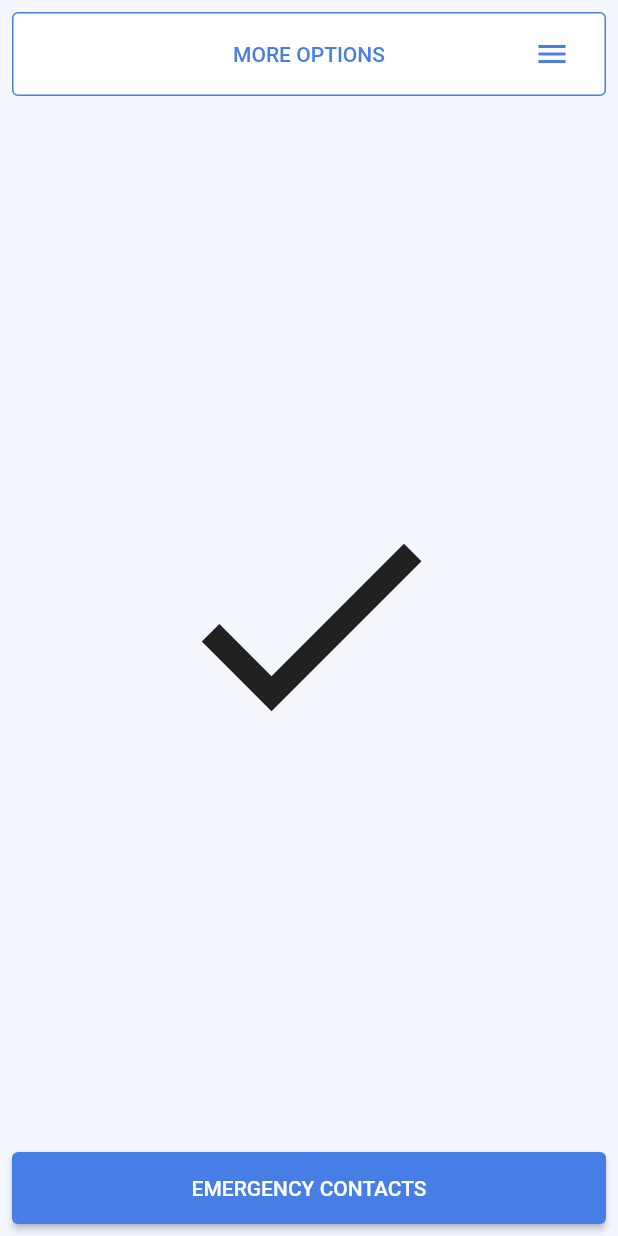
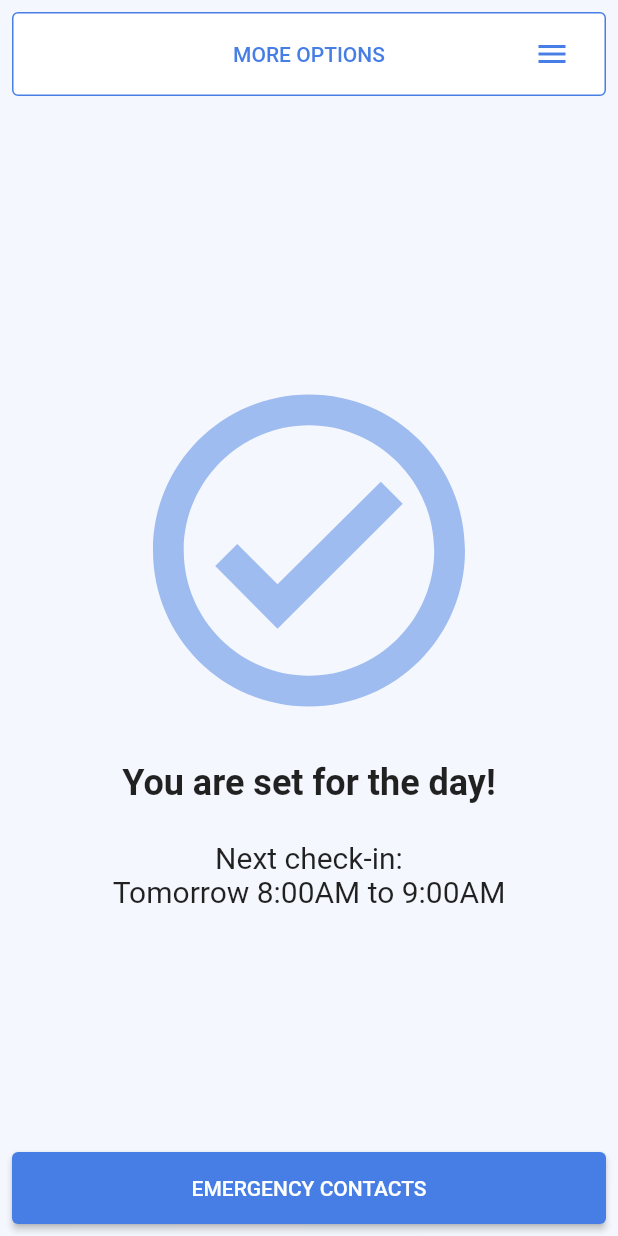
Before and after one commit to TeoVogel/Personal-Safety, a Flutter app: the screen it shows after launch, on a phone screen of 412 x 824 dp. Run offline on Flutter 3.47's test engine with Material 2 defaults, Android fonts, the phone set to English and light mode, and no system bars; our stand-ins replace flutter_local_notifications.

Commit message:
Mockup text homescreen

```diff
--- a/lib/screens/homescreen/homescreen.dart
+++ b/lib/screens/homescreen/homescreen.dart
@@ -1,6 +1,7 @@
 import 'package:flutter/material.dart';
 import 'package:personal_safety/screens/emergency_contacts/emergency_contacts.dart';
 import 'package:personal_safety/screens/homescreen/homescreen_drawer.dart';
+import 'package:personal_safety/theme/colors.dart';
 
 class HomeScreen extends StatelessWidget {
   const HomeScreen({Key? key, required this.title}) : super(key: key);
@@ -52,9 +53,30 @@ class HomeScreen extends StatelessWidget {
                     )),
               ),
               const Spacer(),
-              const Icon(
-                Icons.check,
-                size: 200,
+              Padding(
+                padding: const EdgeInsets.all(16.0),
+                child: Icon(
+                  Icons.check_circle_outline_outlined,
+                  size: 250,
+                  color: colorPrimary.withAlpha(125),
+                ),
+              ),
+              Text(
+                "You are set for the day!",
+                style: Theme.of(context)
+                    .textTheme
+                    .headline5!
+                    .copyWith(fontWeight: FontWeight.bold),
+                textAlign: TextAlign.center,
+              ),
+              SizedBox(height: 24),
+              Text(
+                "Next check-in:\nTomorrow 8:00AM to 9:00AM",
+                style: Theme.of(context)
+                    .textTheme
+                    .headline6!
+                    .copyWith(fontWeight: FontWeight.normal),
+                textAlign: TextAlign.center,
               ),
               const Spacer(),
               ElevatedButton(
```
